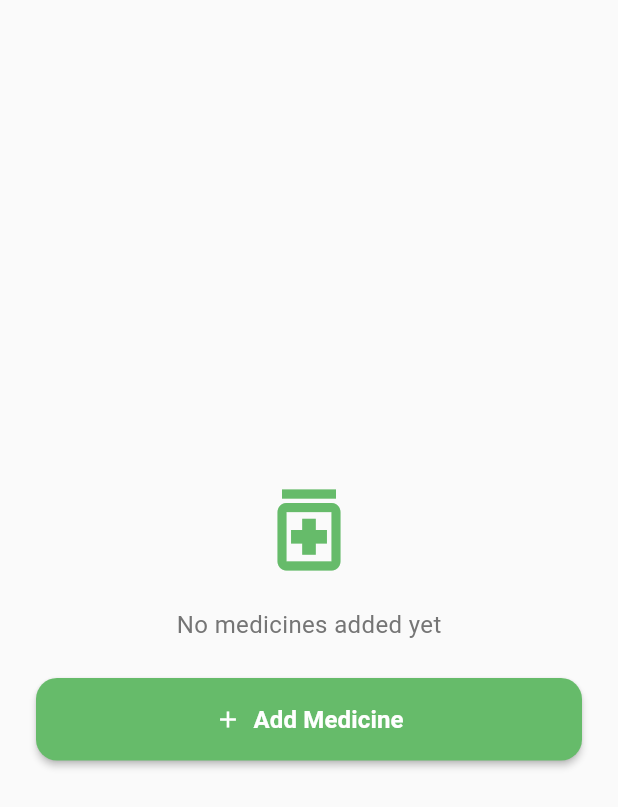
After one commit to Omee1612/mobile-medicine-tracker, a Flutter app: the screen it shows after launch, after a tap on "Add Medicine", on a phone screen of 412 x 824 dp. The commit adds this screen. Shown: the top 807 px of the screen. Run offline on Flutter 3.47's test engine with Material 3 defaults, Android fonts, the phone set to English and light mode, and no system bars.

Commit message:
addMedicine

```diff
--- /dev/null
+++ b/timely_medicine/lib/addMed.dart
@@ -0,0 +1,61 @@
+import 'package:flutter/material.dart';
+
+class AddMedicinePage extends StatelessWidget {
+  const AddMedicinePage({super.key});
+
+  @override
+  Widget build(BuildContext context) {
+    return Scaffold(
+      backgroundColor: Colors.grey[50],
+      body: Center(
+        child: Padding(
+          padding: const EdgeInsets.symmetric(horizontal: 24),
+          child: Column(
+            mainAxisSize: MainAxisSize.min,
+            children: [
+              Icon(
+                Icons.medication_outlined,
+                size: 72,
+                color: Colors.green[400],
+              ),
+              const SizedBox(height: 16),
+              Text(
+                'No medicines added yet',
+                style: TextStyle(
+                  fontSize: 16,
+                  color: Colors.grey[600],
+                ),
+              ),
+              const SizedBox(height: 24),
+              SizedBox(
+                width: double.infinity,
+                child: ElevatedButton.icon(
+                  onPressed: () {
+                    // TODO: navigate to add-medicine form
+                  },
+                  icon: const Icon(Icons.add),
+                  label: const Text(
+                    'Add Medicine',
+                    style: TextStyle(
+                      fontSize: 16,
+                      fontWeight: FontWeight.w600,
+                    ),
+                  ),
+                  style: ElevatedButton.styleFrom(
+                    backgroundColor: Colors.green[400],
+                    foregroundColor: Colors.white,
+                    padding: const EdgeInsets.symmetric(vertical: 16),
+                    shape: RoundedRectangleBorder(
+                      borderRadius: BorderRadius.circular(14),
+                    ),
+                    elevation: 2,
+                  ),
+                ),
+              ),
+            ],
+          ),
+        ),
+      ),
+    );
+  }
+}
--- a/timely_medicine/lib/main.dart
+++ b/timely_medicine/lib/main.dart
@@ -1,5 +1,6 @@
 import 'package:flutter/material.dart';
 import 'home_card.dart';
+import 'addMed.dart';
 
 void main() {
   runApp(
@@ -35,17 +36,21 @@ class TimelyMedicine extends StatelessWidget {
 class TimelyBody extends StatelessWidget {
   const TimelyBody({super.key});
 
+
   @override
   Widget build(BuildContext context) {
     return Center(
       child: Column(
         mainAxisAlignment: MainAxisAlignment.center,
-        children: const [
-          HomeCard(label: "Add Medicine", icon: Icons.add_circle_outline),
+        children: [
+          GestureDetector( onTap: () {
+            Navigator.of(context).push(MaterialPageRoute(builder: (context) => AddMedicinePage()));          },
+            child:  HomeCard(label: "Add Medicine", icon: Icons.add_circle_outline), ),
           SizedBox(height: 20),
           HomeCard(label: "See Schedule", icon: Icons.calendar_month_outlined),
           SizedBox(height: 20),
           HomeCard(label: "Options", icon: Icons.settings_outlined),
+
         ],
       ),
     );
```
